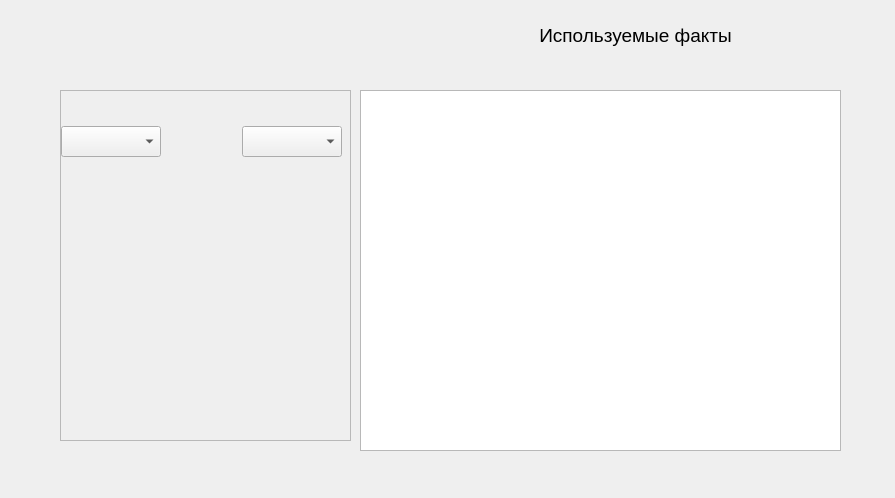
Before: the Qt Designer form UI/edit_facts.ui in yurchest/Diplom, drawn with Qt 5.
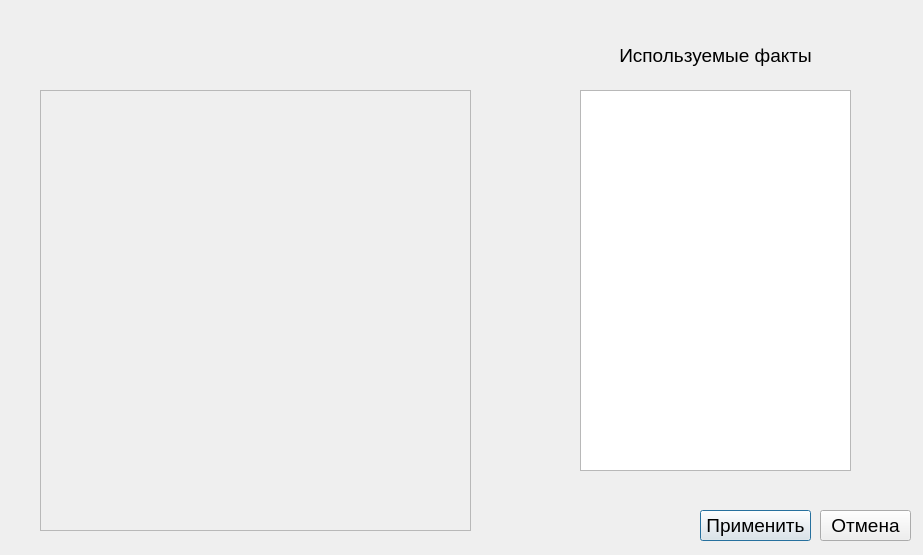
After: the same form once the commit is applied.

```diff
--- a/UI/edit_facts.ui
+++ b/UI/edit_facts.ui
@@ -6,8 +6,8 @@
    <rect>
     <x>0</x>
     <y>0</y>
-    <width>895</width>
-    <height>498</height>
+    <width>923</width>
+    <height>555</height>
    </rect>
   </property>
   <property name="font">
@@ -22,10 +22,10 @@
   <widget class="QScrollArea" name="scrollArea">
    <property name="geometry">
     <rect>
-     <x>60</x>
+     <x>40</x>
      <y>90</y>
-     <width>291</width>
-     <height>351</height>
+     <width>431</width>
+     <height>441</height>
     </rect>
    </property>
    <property name="verticalScrollBarPolicy">
@@ -45,48 +45,17 @@
      <rect>
       <x>0</x>
       <y>0</y>
-      <width>289</width>
-      <height>349</height>
+      <width>429</width>
+      <height>439</height>
      </rect>
     </property>
-    <widget class="QWidget" name="horizontalLayoutWidget_2">
-     <property name="geometry">
-      <rect>
-       <x>0</x>
-       <y>0</y>
-       <width>281</width>
-       <height>101</height>
-      </rect>
-     </property>
-     <layout class="QHBoxLayout" name="horizontalLayout_2">
-      <item>
-       <widget class="QComboBox" name="comboBox_3"/>
-      </item>
-      <item>
-       <spacer name="horizontalSpacer_2">
-        <property name="orientation">
-         <enum>Qt::Horizontal</enum>
-        </property>
-        <property name="sizeHint" stdset="0">
-         <size>
-          <width>40</width>
-          <height>20</height>
-         </size>
-        </property>
-       </spacer>
-      </item>
-      <item>
-       <widget class="QComboBox" name="comboBox_2"/>
-      </item>
-     </layout>
-    </widget>
    </widget>
   </widget>
   <widget class="QLabel" name="label_4">
    <property name="geometry">
     <rect>
-     <x>530</x>
-     <y>20</y>
+     <x>610</x>
+     <y>40</y>
      <width>211</width>
      <height>31</height>
     </rect>
@@ -104,13 +73,39 @@
   <widget class="QTableView" name="tableView">
    <property name="geometry">
     <rect>
-     <x>360</x>
+     <x>580</x>
      <y>90</y>
-     <width>481</width>
-     <height>361</height>
+     <width>271</width>
+     <height>381</height>
     </rect>
    </property>
   </widget>
+  <widget class="QPushButton" name="pushButton">
+   <property name="geometry">
+    <rect>
+     <x>700</x>
+     <y>510</y>
+     <width>111</width>
+     <height>31</height>
+    </rect>
+   </property>
+   <property name="text">
+    <string>Применить</string>
+   </property>
+  </widget>
+  <widget class="QPushButton" name="pushButton_2">
+   <property name="geometry">
+    <rect>
+     <x>820</x>
+     <y>510</y>
+     <width>91</width>
+     <height>31</height>
+    </rect>
+   </property>
+   <property name="text">
+    <string>Отмена</string>
+   </property>
+  </widget>
  </widget>
  <resources/>
  <connections/>
```
